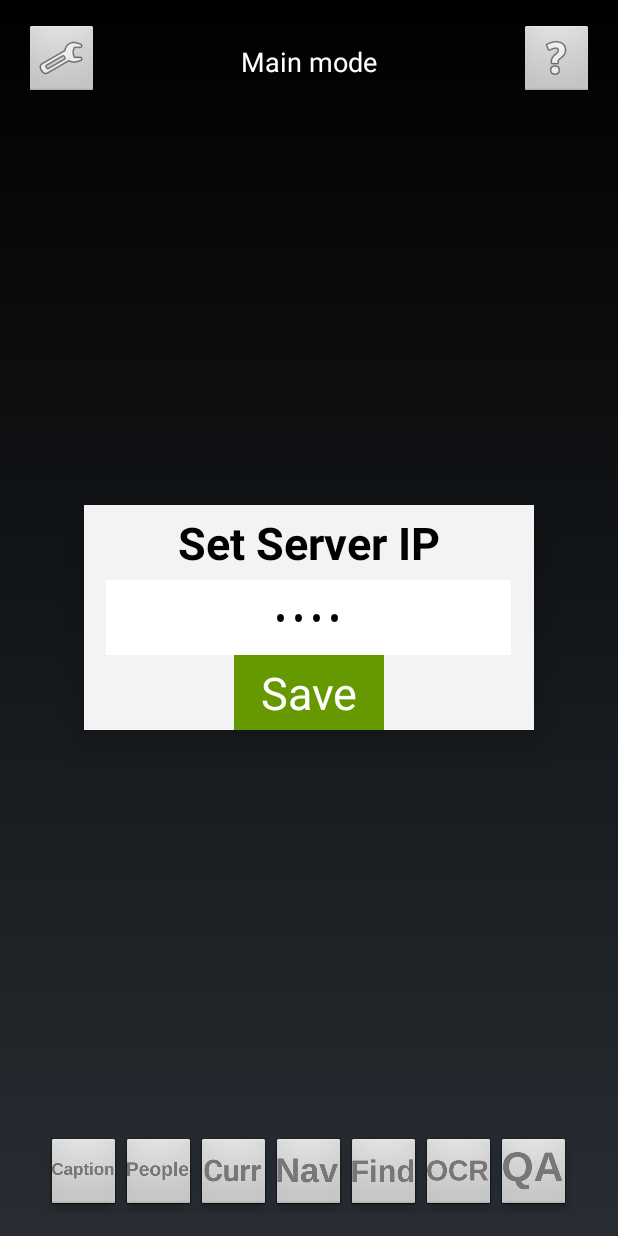
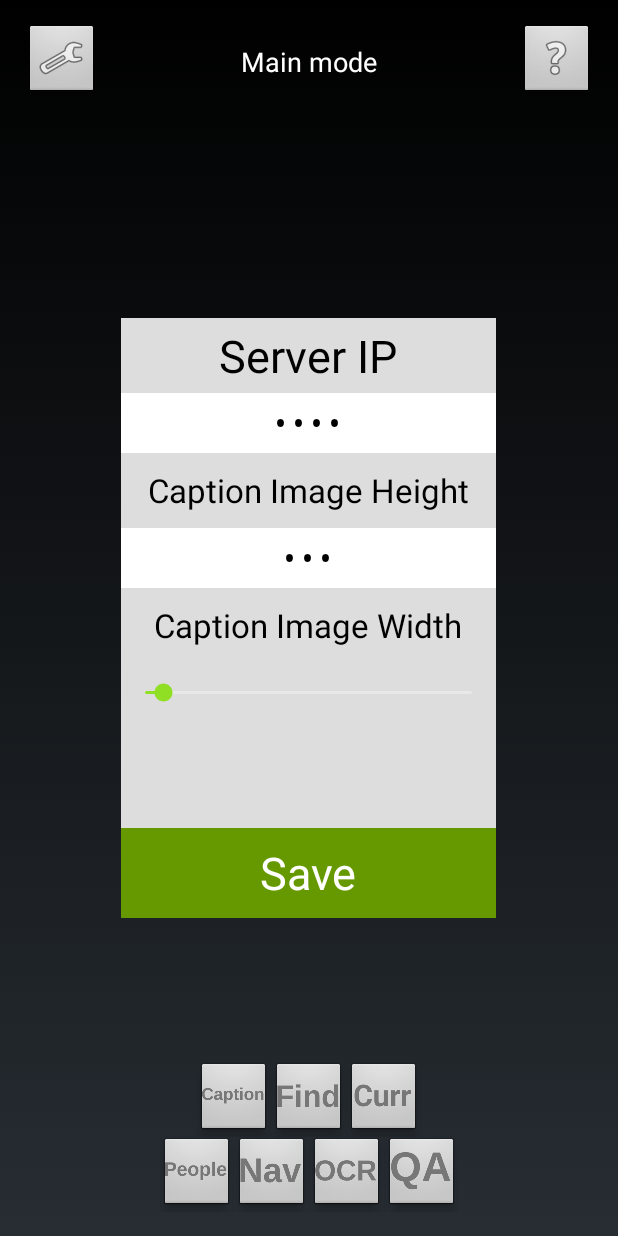
Before and after one commit to barno0695/White-Cane, an Android app: the screen it shows after launch (MainActivity), after a tap on "Help", on a phone screen of 412 x 824 dp. Run offline under Robolectric (Android 15) with nearby library versions, the phone set to English and light mode, and no system bars; 18 statements that could not run were skipped; 1 other tap on this screen came first.

Commit message:
0.3.6.1 Currency working, cleaned layout, settings in progress

```diff
--- a/WhiteCane/app/build.gradle
+++ b/WhiteCane/app/build.gradle
@@ -21,7 +21,7 @@ android {
         applicationId "com.whitecane"
         minSdkVersion 15
         targetSdkVersion 25
-        versionName "0.3.5.2"
+        versionName "0.3.6"
         multiDexEnabled true
         signingConfig signingConfigs.config1
         versionCode 2
--- a/WhiteCane/app/src/main/AndroidManifest.xml
+++ b/WhiteCane/app/src/main/AndroidManifest.xml
@@ -1,7 +1,7 @@
 <?xml version="1.0" encoding="utf-8"?>
 <manifest xmlns:android="http://schemas.android.com/apk/res/android"
     package="com.whitecane"
-    android:versionName="0.3.5.2">
+    android:versionName="0.3.6.1">
 
     <uses-feature android:name="android.hardware.camera"
         android:required="true" />
@@ -24,7 +24,8 @@
             </intent-filter>
         </activity>
 
-        <activity android:name=".MainActivity" >
+        <activity android:name=".MainActivity"
+            android:screenOrientation="portrait">
         </activity>
 
     </application>
--- a/WhiteCane/app/src/main/java/com/whitecane/MainActivity.java
+++ b/WhiteCane/app/src/main/java/com/whitecane/MainActivity.java
@@ -31,6 +31,7 @@ import android.widget.EditText;
 import android.widget.FrameLayout;
 import android.widget.ImageButton;
 import android.widget.ImageView;
+import android.widget.LinearLayout;
 import android.widget.RelativeLayout;
 import android.widget.TextView;
 import android.widget.Toast;
@@ -57,13 +58,12 @@ import java.util.Locale;
 public class MainActivity extends Activity implements GestureDetector.OnGestureListener,
         GestureDetector.OnDoubleTapListener {
 
-    private ImageView imageView;
     TextToSpeech textToSpeech;
     EditText captionText;
     EditText ipText;
-    ImageButton showIP;
-    TextView changeIP;
-    RelativeLayout ipLayout;
+    ImageButton settingsButton;
+    TextView saveSettings;
+    RelativeLayout settingsLayout;
     CameraPreview mPreview;
     Camera mCamera;
     TextView spinner;
@@ -79,14 +79,11 @@ public class MainActivity extends Activity implements GestureDetector.OnGestureL
     ImageButton findButton;
     ImageButton ocrButton;
     ImageButton helpButton;
-    ImageButton showRating;
     ImageButton faceCountButton;
     ImageButton faceAgeButton;
     ImageButton faceGenderButton;
     ImageButton faceEmotionButton;
     ImageButton currencyButton;
-    RelativeLayout ratingLayout;
-    TextView giveRating;
     TextView modeTextView;
     String response;
 
@@ -127,15 +124,14 @@ public class MainActivity extends Activity implements GestureDetector.OnGestureL
             int photoHeight = 682;
             int photoWidth = 512;
             if (type.equals("ocr") || type.contains("face")) {
-                photoHeight = 2500;
-                photoWidth = 1875;
+                photoHeight = 1250;
+                photoWidth = 947;
             }
             else if (type.equals("find")) {
                 photoHeight = 228;
                 photoWidth = 304;
             }
             photo = Bitmap.createScaledBitmap(photo, photoWidth, photoHeight, false);
-            imageView.setImageBitmap(photo);
             ByteArrayOutputStream bos = new ByteArrayOutputStream();
             photo.compress(Bitmap.CompressFormat.JPEG, 100, bos);
 
@@ -228,24 +224,20 @@ public class MainActivity extends Activity implements GestureDetector.OnGestureL
         }
     }
 
-//    protected void onUpdate() {
-//        updateMode();
-//    }
-
     @Override
     protected void onCreate(Bundle savedInstanceState) {
         super.onCreate(savedInstanceState);
         checkPermisions();
         try {
+            DataHelper.saveSharedPrefStr(ConstantValues.KEY_MODE, ConstantValues.MODE_MAIN);
             updateMode();
         } catch (Exception e) {
         }
         setContentView(R.layout.activity_main);
-        this.imageView = (ImageView)this.findViewById(R.id.imageHolder);
         this.ipText = (EditText) this.findViewById(R.id.ipText);
-        this.showIP = (ImageButton) this.findViewById(R.id.showIP);
-        this.changeIP = (TextView) this.findViewById(R.id.changeIP);
-        this.ipLayout = (RelativeLayout) this.findViewById(R.id.ipLayout);
+        this.settingsButton = (ImageButton) this.findViewById(R.id.settingsButton);
+        this.saveSettings = (TextView) this.findViewById(R.id.saveSettings);
+        this.settingsLayout = (RelativeLayout) this.findViewById(R.id.settingsLayout);
         this.captionButton = (ImageButton) this.findViewById(R.id.captionButton);
         this.qaButton = (ImageButton) this.findViewById(R.id.qaButton);
         this.helpButton = (ImageButton) this.findViewById(R.id.helpButton);
@@ -266,9 +258,6 @@ public class MainActivity extends Activity implements GestureDetector.OnGestureL
         objectFound = false;
         detectGesture = false;
         mDetector = new GestureDetectorCompat(this,this);
-        giveRating = (TextView) findViewById(R.id.giveRating);
-        showRating = (ImageButton) findViewById(R.id.showRating);
-        ratingLayout = (RelativeLayout) findViewById(R.id.ratingsLayout);
         modeTextView = (TextView) findViewById(R.id.modeText);
 
         DataHelper.setSharedPref(getSharedPreferences(ConstantValues.KEY_SHARED_PREF, Context.MODE_PRIVATE));
@@ -282,38 +271,20 @@ public class MainActivity extends Activity implements GestureDetector.OnGestureL
         FrameLayout preview = (FrameLayout) findViewById(R.id.cameraPreview);
         preview.addView(mPreview);
 
-        showIP.setOnClickListener(new View.OnClickListener() {
+        settingsButton.setOnClickListener(new View.OnClickListener() {
 
             @Override
             public void onClick(View v) {
-                ipLayout.setVisibility(View.VISIBLE);
+                settingsLayout.setVisibility(View.VISIBLE);
             }
         });
 
-        showRating.setOnClickListener(new View.OnClickListener() {
-
-            @Override
-            public void onClick(View v) {
-                ratingLayout.setVisibility(View.VISIBLE);
-            }
-        });
-
-        changeIP.setOnClickListener(new View.OnClickListener() {
+        saveSettings.setOnClickListener(new View.OnClickListener() {
 
             @Override
             public void onClick(View v) {
                 if (!ipText.getText().equals("")) {
-                    ipLayout.setVisibility(View.GONE);
-                }
-            }
-        });
-
-        giveRating.setOnClickListener(new View.OnClickListener() {
-
-            @Override
-            public void onClick(View v) {
-                if (!ipText.getText().equals("")) {
-                    ratingLayout.setVisibility(View.GONE);
+                    settingsLayout.setVisibility(View.GONE);
                 }
             }
         });
@@ -511,6 +482,7 @@ public class MainActivity extends Activity implements GestureDetector.OnGestureL
         navigationButton.setVisibility(mainVisibility);
         findButton.setVisibility(mainVisibility);
         ocrButton.setVisibility(mainVisibility);
+        currencyButton.setVisibility(mainVisibility);
 
         faceCountButton.setVisibility(faceVisibility);
         faceAgeButton.setVisibility(faceVisibility);
@@ -752,6 +724,7 @@ public class MainActivity extends Activity implements GestureDetector.OnGestureL
                 ArrayList<String> result = data.getStringArrayListExtra(RecognizerIntent.EXTRA_RESULTS);
                 String command = result.get(0);
                 query = command;
+                Toast.makeText(getApplicationContext(), command,Toast.LENGTH_SHORT).show();
 
                 if(command.toLowerCase().contains("speak again")) {
                     speak();
@@ -760,6 +733,7 @@ public class MainActivity extends Activity implements GestureDetector.OnGestureL
                     Log.i("Speech command", command);
                     String luisIntent = getLuisIntent(command);
                     Log.i("Luis Intent", luisIntent);
+                    Toast.makeText(getApplicationContext(), luisIntent,Toast.LENGTH_SHORT).show();
 
                     if (luisIntent.equals("help")) {
                         textToSpeech.speak(getString(R.string.help_text), TextToSpeech.QUEUE_FLUSH, null);
@@ -775,6 +749,13 @@ public class MainActivity extends Activity implements GestureDetector.OnGestureL
                     }
                     else { //caption, face, qa, ocr, currency
                         type = luisIntent;
+                        if(type.equals("face")) {
+                            if (DataHelper.getSharedPrefStr(ConstantValues.KEY_MODE).equals(ConstantValues.MODE_MAIN)) {
+                                DataHelper.saveSharedPrefStr(ConstantValues.KEY_MODE, ConstantValues.MODE_FACE);
+                                updateMode();
+                            }
+                        }
+
                         startCapture();
                     }
                 }
--- a/WhiteCane/app/src/main/res/layout/activity_main.xml
+++ b/WhiteCane/app/src/main/res/layout/activity_main.xml
@@ -12,11 +12,11 @@
     android:gravity="center">
 
     <ImageButton
-        android:id="@+id/showIP"
+        android:id="@+id/settingsButton"
         android:layout_width="50dp"
         android:layout_height="50dp"
         android:layout_alignParentLeft="true"
-        android:contentDescription="Show I P"
+        android:contentDescription="Settings"
         android:elevation="5dp"
         android:src="@android:drawable/ic_menu_preferences"
         android:translationZ="10dp" />
@@ -46,21 +46,12 @@
         android:src="@android:drawable/ic_menu_help"
         android:contentDescription="Help" />
 
-    <ImageButton
-        android:layout_width="50dp"
-        android:layout_height="50dp"
-        android:layout_alignParentLeft="true"
-        android:elevation="5dp"
-        android:id="@+id/showRating"
-        android:src="@android:drawable/btn_star"
-        android:contentDescription="Ratings"
-        android:visibility="gone"/>
-
     <LinearLayout
+        android:id="@+id/buttonRow1"
         android:layout_width="wrap_content"
         android:layout_height="50dp"
-        android:layout_alignParentBottom="true"
         android:elevation="5dp"
+        android:layout_above="@+id/buttonRow2"
         android:layout_centerHorizontal="true">
 
         <ImageButton
@@ -72,12 +63,13 @@
             android:src="@mipmap/ic_caption" />
 
         <ImageButton
-            android:id="@+id/faceModeButton"
+            android:id="@+id/findButton"
             android:layout_width="50dp"
             android:layout_height="50dp"
-            android:contentDescription="People mode"
+            android:layout_weight="1"
+            android:contentDescription="Help me Find"
             android:elevation="5dp"
-            android:src="@mipmap/ic_people" />
+            android:src="@mipmap/ic_find" />
 
         <ImageButton
             android:id="@+id/currencyButton"
@@ -86,6 +78,24 @@
             android:contentDescription="Recognize Currency"
             android:elevation="5dp"
             android:src="@mipmap/ic_currency" />
+    </LinearLayout>
+
+    <LinearLayout
+        android:id="@+id/buttonRow2"
+        android:layout_width="wrap_content"
+        android:layout_height="50dp"
+        android:layout_alignParentBottom="true"
+        android:elevation="5dp"
+        android:layout_centerHorizontal="true">
+
+        <ImageButton
+            android:id="@+id/faceModeButton"
+            android:layout_width="50dp"
+            android:layout_height="50dp"
+            android:layout_weight="1"
+            android:contentDescription="People mode"
+            android:elevation="5dp"
+            android:src="@mipmap/ic_people" />
 
         <ImageButton
             android:id="@+id/navigationButton"
@@ -94,14 +104,6 @@
             android:contentDescription="Navigation"
             android:elevation="5dp"
             android:src="@mipmap/ic_nav" />
-
-        <ImageButton
-            android:id="@+id/findButton"
-            android:layout_width="50dp"
-            android:layout_height="50dp"
-            android:contentDescription="Help me Find"
-            android:elevation="5dp"
-            android:src="@mipmap/ic_find" />
 
         <ImageButton
             android:id="@+id/ocrButton"
@@ -173,83 +175,14 @@
         android:visibility="gone"/>
 
     <RelativeLayout
-        android:layout_width="300dp"
-        android:layout_height="115dp"
-        android:elevation="5dp"
-        android:background="#F3F3F3"
-        android:id="@+id/ratingsLayout"
-        android:layout_centerHorizontal="true"
-        android:layout_centerVertical="true"
+        android:layout_width="match_parent"
+        android:layout_height="match_parent"
+        android:gravity="center"
+        android:translationZ="15dp"
+        android:id="@+id/settingsLayout"
         android:visibility="gone">
 
-        <RatingBar
-        android:layout_width="wrap_content"
-        android:layout_height="60dp"
-        android:id="@+id/ratingBar"
-        android:elevation="5dp" />
-
-        <TextView
-            android:layout_width="100dp"
-            android:layout_height="50dp"
-            android:background="@android:color/holo_green_dark"
-            android:id="@+id/giveRating"
-            android:layout_below="@id/ratingBar"
-            android:layout_centerHorizontal="true"
-            android:text="Rate"
-            android:textColor="#F3F3F3"
-            android:textSize="30dp"
-            android:gravity="center"
-            android:src="@android:drawable/ic_menu_edit" />
-
-    </RelativeLayout>
-
-    <RelativeLayout
-        android:id="@+id/ipLayout"
-        android:layout_width="300dp"
-        android:layout_height="150dp"
-        android:layout_centerHorizontal="true"
-        android:layout_centerVertical="true"
-        android:background="#F3F3F3"
-        android:elevation="5dp"
-        android:translationZ="10dp"
-        android:visibility="gone">
-
-        <TextView
-            android:id="@+id/setIPText"
-            android:layout_width="match_parent"
-            android:layout_height="50dp"
-            android:gravity="center"
-            android:text="Set Server IP"
-            android:textAlignment="gravity"
-            android:textColor="#000000"
-            android:textSize="30dp"
-            android:textStyle="bold" />
-
-        <EditText
-            android:id="@+id/ipText"
-            android:layout_width="270dp"
-            android:layout_height="50dp"
-            android:layout_below="@+id/setIPText"
-            android:layout_centerHorizontal="true"
-            android:background="#FFFFFF"
-            android:gravity="center"
-            android:text="xxxx"
-            android:inputType="textPassword"
-            android:textSize="20dp" />
-
-        <TextView
-            android:id="@+id/changeIP"
-            android:layout_width="100dp"
-            android:layout_height="50dp"
-            android:layout_below="@id/ipText"
-            android:layout_centerHorizontal="true"
-            android:background="@android:color/holo_green_dark"
-            android:gravity="center"
-            android:src="@android:drawable/ic_menu_edit"
-            android:text="Save"
-            android:textColor="#FFFFFF"
-            android:textSize="30dp" />
-
+        <include android:id="@+id/settingsOverlay" layout="@layout/layout_settings" />
     </RelativeLayout>
 
     <LinearLayout
@@ -266,50 +199,6 @@
             android:id="@+id/cameraPreview">
         </FrameLayout>
 
-        <ProgressBar
-        android:id="@+id/progressBar1"
-        style="?android:attr/progressBarStyleLarge"
-        android:layout_width="match_parent"
-        android:layout_height="match_parent"
-        android:layout_centerHorizontal="true"
-        android:visibility="gone"/>
-
-    <ImageView
-        android:id="@+id/imageHolder"
-        android:layout_height="300dp"
-        android:layout_width="match_parent" />
-
-    <LinearLayout
-        android:layout_width="match_parent"
-        android:layout_height="wrap_content"
-        android:weightSum="2">
-
-        <Button
-            android:layout_width="wrap_content"
-            android:layout_height="wrap_content"
-            android:layout_weight="1"
-            android:text="Camera"
-            android:id="@+id/cameraButton"
-            android:visibility="gone" />
-
-        <Button
-            android:layout_width="wrap_content"
-            android:layout_height="wrap_content"
-            android:layout_weight="1"
-            android:text="Gallery"
-            android:visibility="gone"
-            android:id="@+id/galleryButton" />
-
-        <Button
-            android:layout_width="wrap_content"
-            android:layout_height="wrap_content"
-            android:layout_weight="1"
-            android:text="Listen again"
-            android:visibility="gone"
-            android:id="@+id/listenButton" />
-
-    </LinearLayout>
-
         <EditText
             android:layout_width="wrap_content"
             android:layout_height="wrap_content"
@@ -323,15 +212,6 @@
             android:visibility="gone"
             android:id="@+id/txtSpeechInput"
             android:text="@string/welcome_note"/>
-
-    <Button
-        android:layout_width="match_parent"
-        android:layout_height="wrap_content"
-        android:layout_weight="1"
-        android:text="Command"
-        android:visibility="gone"
-        android:id="@+id/commandButton" />
     </LinearLayout>
 
-
 </RelativeLayout>
--- a/WhiteCane/app/src/main/res/layout/activity_splash.xml
+++ b/WhiteCane/app/src/main/res/layout/activity_splash.xml
@@ -7,18 +7,17 @@
     <ImageView
         android:id="@+id/imageView"
         android:layout_width="match_parent"
-        android:layout_height="200dp"
-        android:layout_weight="0.93"
+        android:layout_height="450dp"
         android:background="#FFFFFF"
         android:padding="50dp"
-        android:src="@drawable/icon" />
+        android:src="@drawable/logo" />
 
     <TextView
         android:id="@+id/textView"
         android:layout_width="match_parent"
-        android:layout_height="100dp"
+        android:layout_height="match_parent"
         android:background="#FFFFFF"
-        android:gravity="center"
+        android:gravity="top|center"
         android:text="WhiteCane"
         android:textColor="#000000"
         android:textSize="60sp" />
--- /dev/null
+++ b/WhiteCane/app/src/main/res/layout/layout_settings.xml
@@ -0,0 +1,93 @@
+<?xml version="1.0" encoding="utf-8"?>
+<LinearLayout xmlns:android="http://schemas.android.com/apk/res/android"
+    android:orientation="vertical"
+    android:layout_width="250dp"
+    android:layout_height="400dp"
+    android:gravity="center"
+    android:background="#DDDDDD">
+
+    <ScrollView
+        android:layout_width="match_parent"
+        android:layout_height="340dp">
+
+        <LinearLayout
+            android:layout_width="match_parent"
+            android:layout_height="match_parent"
+            android:orientation="vertical">
+
+            <TextView
+                android:layout_width="match_parent"
+                android:layout_height="50dp"
+                android:gravity="center"
+                android:text="Server IP"
+                android:textAlignment="gravity"
+                android:textColor="#000000"
+                android:textSize="30dp"/>
+
+            <EditText
+                android:id="@+id/ipText"
+                android:layout_width="match_parent"
+                android:layout_height="40dp"
+                android:layout_centerHorizontal="true"
+                android:background="#FFFFFF"
+                android:gravity="center"
+                android:text="@string/server_ip"
+                android:inputType="textPassword"
+                android:textSize="20dp" />
+
+            <TextView
+                android:layout_width="match_parent"
+                android:layout_height="50dp"
+                android:gravity="center"
+                android:text="Caption Image Height"
+                android:textAlignment="gravity"
+                android:textColor="#000000"
+                android:textSize="22dp"/>
+
+            <EditText
+                android:id="@+id/captionHeightalue"
+                android:layout_width="match_parent"
+                android:layout_height="40dp"
+                android:layout_centerHorizontal="true"
+                android:background="#FFFFFF"
+                android:gravity="center"
+                android:text="682"
+                android:inputType="textPassword"
+                android:textSize="20dp" />
+
+            <TextView
+                android:id="@+id/textView10"
+                android:layout_width="match_parent"
+                android:layout_height="50dp"
+                android:gravity="center"
+                android:text="Caption Image Width"
+                android:textAlignment="gravity"
+                android:textColor="#000000"
+                android:textSize="22dp" />
+
+            <SeekBar
+                android:id="@+id/seekBar2"
+                style="@style/Widget.AppCompat.SeekBar.Discrete"
+                android:layout_width="match_parent"
+                android:layout_height="40dp"
+                android:max="1900"
+                android:progress="100" />
+
+        </LinearLayout>
+
+    </ScrollView>
+
+    <TextView
+        android:id="@+id/saveSettings"
+        android:layout_width="match_parent"
+        android:layout_height="match_parent"
+        android:layout_below="@id/ipText"
+        android:layout_centerHorizontal="true"
+        android:background="@android:color/holo_green_dark"
+        android:gravity="center"
+        android:src="@android:drawable/ic_menu_edit"
+        android:text="Save"
+        android:textColor="#FFFFFF"
+        android:textSize="30dp" />
+
+</LinearLayout>
--- a/WhiteCane/app/src/main/res/values/strings.xml
+++ b/WhiteCane/app/src/main/res/values/strings.xml
@@ -2,5 +2,7 @@
     <string name="app_name"> WhiteCane </string>
     <string name="welcome_note"> Welcome. Tap anywhere to speak. </string>
     <string name="speak_now"> Speak </string>
-    <string name="help_text"> Welcome to White Cane. This application supports two modes : Main mode, and People mode. Main mode supports Scene description, Navigation, Object localisation, OCR, and Visual Question Answering. People mode supports people count, emotion, gender, and age. </string>
+    <string name="help_text"> Welcome to White Cane. This application supports two modes : Main mode, and People mode. Main mode supports Scene description, Currency Recognition, Navigation, Object localisation, OCR, and Visual Question Answering. People mode supports people count, emotion, gender, and age. </string>
+    <string name="server_ip"> xxxx </string>
+
 </resources>
```
Also changed, not shown: WhiteCane/app/src/main/res/drawable/logo.jpg (added), 1 other file. Lines whose indentation alone changed are shown as unchanged.
